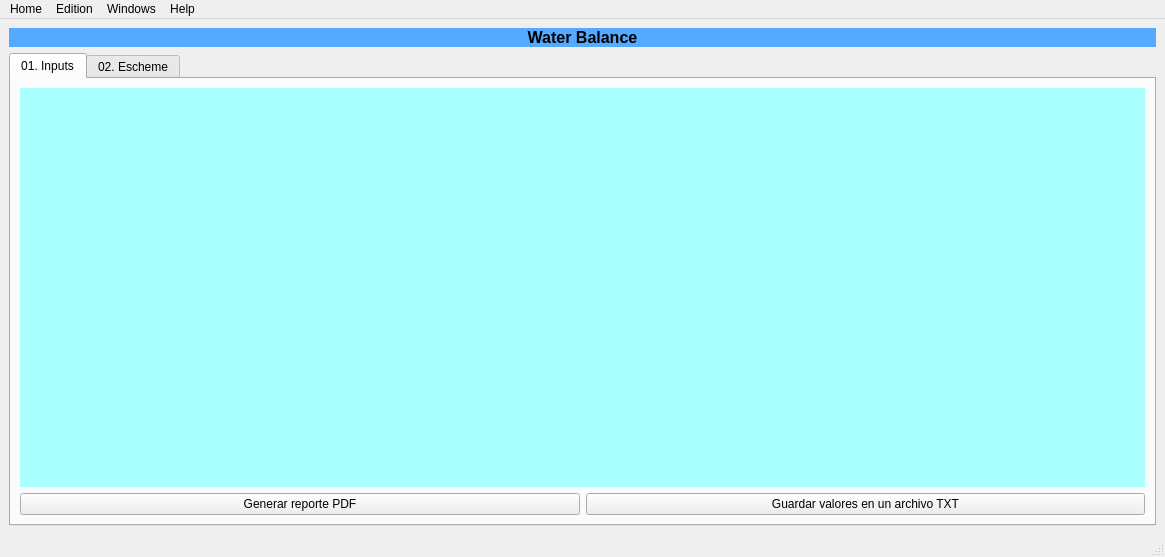
This is UI/option04_main.ui in Jhongesell/software-de-balance-de-aguas as Qt 5 draws it before an edit. The edited form follows.
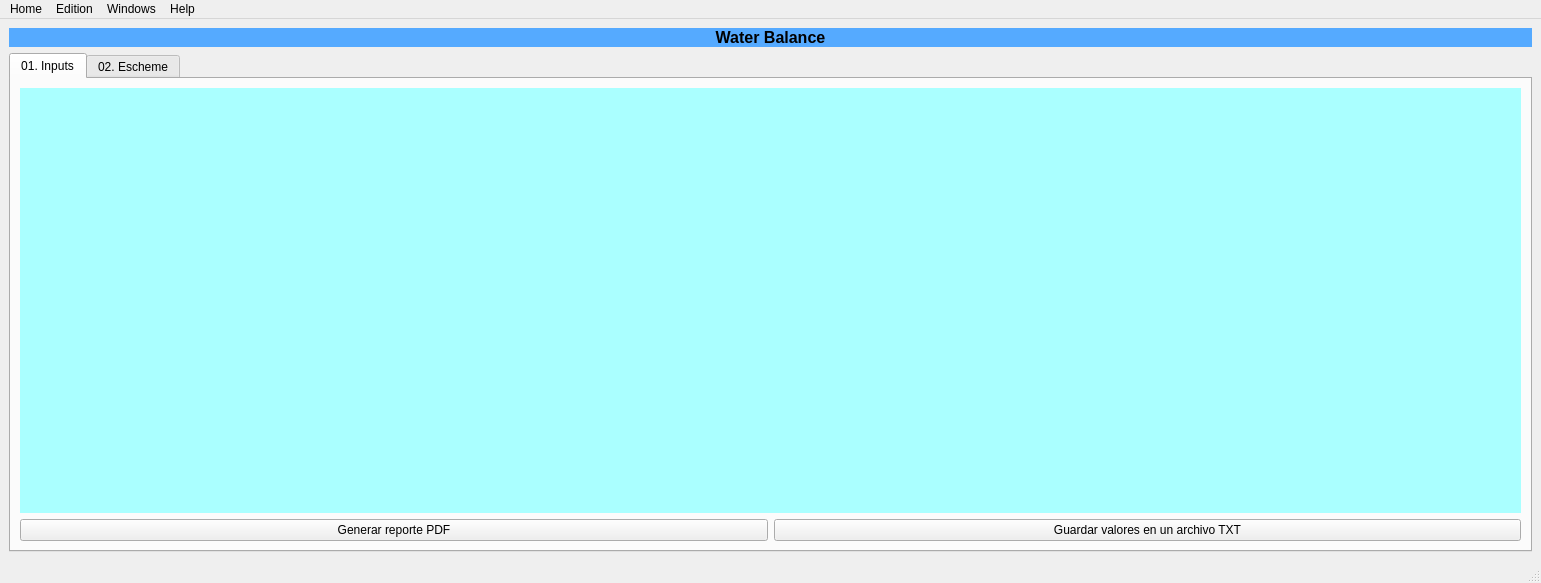
This is the edited form. The open tabs and pages were chosen to show the change.

Commit message: avance de la UI

Diff of the .ui file:
```diff
--- a/UI/option04_main.ui
+++ b/UI/option04_main.ui
@@ -6,8 +6,8 @@
    <rect>
     <x>0</x>
     <y>0</y>
-    <width>1165</width>
-    <height>557</height>
+    <width>1541</width>
+    <height>583</height>
    </rect>
   </property>
   <property name="windowTitle">
@@ -2090,7 +2090,7 @@
     <rect>
      <x>0</x>
      <y>0</y>
-     <width>1165</width>
+     <width>1541</width>
      <height>21</height>
     </rect>
    </property>
```
Left out of the diff: 937 changed lines with no effect on the pictures. The commit also changes 2 other files.
